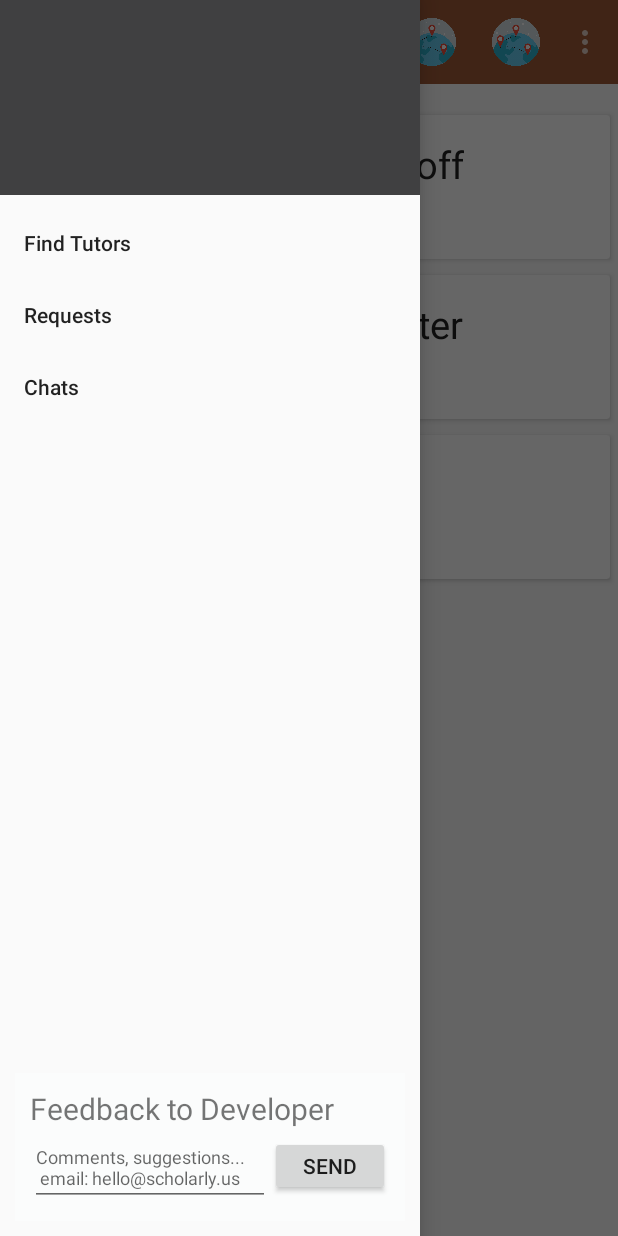
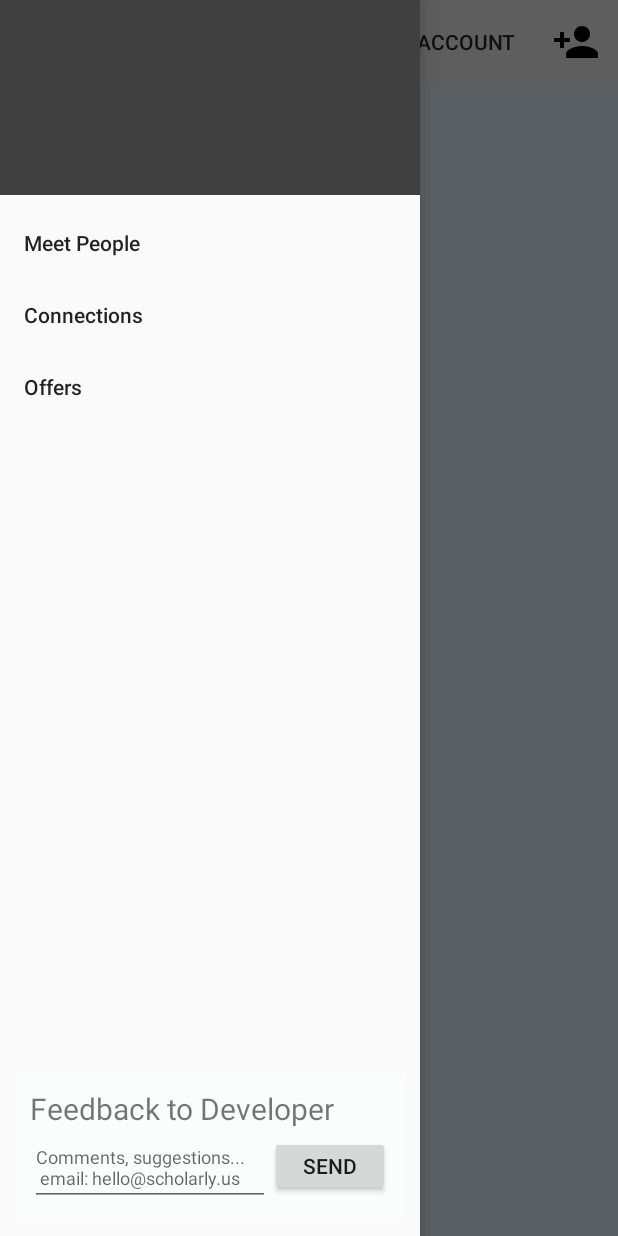
Before and after one commit to thesultanster/Bachata, an Android app: the PeopleNearby screen opened directly, with no data from a screen before it, with the side drawer open, on a phone screen of 412 x 824 dp. Run offline under Robolectric (Android 15) with nearby library versions, the light colour scheme and no system bars; our stand-ins replace CircleImageView, Firebase (no records; nobody signed in at launch, a user with empty details on screens opened directly); libraries missing offline, so code that uses them is left out: com.firebase.geofire; 2 statements that could not run were skipped.

Commit message:
Implemented ability to  - query all users nearby  - know if a user enters nearby radius  - know if a user is no longer in the neraby radius  - know if a user moved within the search radius  - Recognize if all users nearby have been loaded  - Recognize any errors with querying nearby users
All user keys nearby are shown in the recyclerview

Slight UI color changes

```diff
--- a/app/src/main/AndroidManifest.xml
+++ b/app/src/main/AndroidManifest.xml
@@ -11,7 +11,7 @@
         android:label="@string/app_name"
         android:supportsRtl="true"
         android:theme="@style/AppTheme">
-        <activity android:name=".util.location.FindLocation">
+        <activity android:name=".util.FindLocation">
             <intent-filter>
                 <action android:name="android.intent.action.MAIN" />
 
--- a/app/src/main/java/com/meetup/uhoo/people_nearby/PeopleNearby.java
+++ b/app/src/main/java/com/meetup/uhoo/people_nearby/PeopleNearby.java
@@ -9,6 +9,15 @@ import android.view.Menu;
 import android.view.MenuItem;
 
 
+import com.firebase.geofire.GeoFire;
+import com.firebase.geofire.GeoLocation;
+import com.firebase.geofire.GeoQuery;
+import com.firebase.geofire.GeoQueryEventListener;
+import com.firebase.geofire.LocationCallback;
+import com.google.firebase.auth.FirebaseAuth;
+import com.google.firebase.database.DatabaseError;
+import com.google.firebase.database.DatabaseReference;
+import com.google.firebase.database.FirebaseDatabase;
 import com.meetup.uhoo.R;
 import com.meetup.uhoo.util.NavigationDrawerFramework;
 
@@ -31,34 +40,67 @@ public class PeopleNearby extends NavigationDrawerFramework {
         super.onCreate(savedInstanceState);
         setContentView(R.layout.activity_people_nearby);
 
-        //getToolbar().setTitle("Teams");
+        // Set Toolbar title
+        getToolbar().setTitle("Meet People");
 
         // Set Up Variables
         InflateVariables();
 
+        DatabaseReference ref = FirebaseDatabase.getInstance().getReference("locations");
+        final GeoFire geoFire = new GeoFire(ref);
+
+        geoFire.getLocation(FirebaseAuth.getInstance().getCurrentUser().getUid(), new LocationCallback() {
+            @Override
+            public void onLocationResult(String key, GeoLocation location) {
+                if (location != null) {
+                    System.out.println(String.format("The location for key %s is [%f,%f]", key, location.latitude, location.longitude));
+
+                    // Given Manual Location, query for changes in all object in a 0.6k radius
+                    GeoQuery geoQuery = geoFire.queryAtLocation(location, 0.6);
+                    geoQuery.addGeoQueryEventListener(new GeoQueryEventListener() {
+                        @Override
+                        public void onKeyEntered(String key, GeoLocation location) {
+                            System.out.println(String.format("Key %s entered the search area at [%f,%f]", key, location.latitude, location.longitude));
+                            adapter.addRow(new PeopleNearbyRecyclerInfo(key, key));
                         }
 
                         @Override
-    public boolean onCreateOptionsMenu(Menu menu) {
-        // Inflate the menu; this adds items to the action bar if it is present.
-        getMenuInflater().inflate(R.menu.anonymous_user_toolbar, menu);
-        return true;
+                        public void onKeyExited(String key) {
+                            System.out.println(String.format("Key %s is no longer in the search area", key));
                         }
 
                         @Override
-    public boolean onOptionsItemSelected(MenuItem item) {
-        // Handle action bar item clicks here. The action bar will
-        // automatically handle clicks on the Home/Up button, so long
-        // as you specify a parent activity in AndroidManifest.xml.
-        int id = item.getItemId();
-
-        //noinspection SimplifiableIfStatement
-        if (id == R.id.action_settings) {
-            return true;
+                        public void onKeyMoved(String key, GeoLocation location) {
+                            System.out.println(String.format("Key %s moved within the search area to [%f,%f]", key, location.latitude, location.longitude));
                         }
 
-        return super.onOptionsItemSelected(item);
+                        @Override
+                        public void onGeoQueryReady() {
+                            System.out.println("All initial data has been loaded and events have been fired!");
                         }
+
+                        @Override
+                        public void onGeoQueryError(DatabaseError error) {
+                            System.err.println("There was an error with this query: " + error);
+                        }
+                    });
+
+                } else {
+                    System.out.println(String.format("There is no location for key %s in GeoFire", key));
+                }
+            }
+
+            @Override
+            public void onCancelled(DatabaseError databaseError) {
+                System.err.println("There was an error getting the GeoFire location: " + databaseError);
+            }
+        });
+
+
+
+    }
+
+
 
 
     void InflateVariables() {
@@ -66,14 +108,6 @@ public class PeopleNearby extends NavigationDrawerFramework {
         adapter = new PeopleNearbyRecyclerAdapter(PeopleNearby.this, new ArrayList<PeopleNearbyRecyclerInfo>());
         recyclerView.setLayoutManager(new LinearLayoutManager(this));
         recyclerView.setAdapter(adapter);
-
-
-
-
-        adapter.addRow(new PeopleNearbyRecyclerInfo("David Hasselhoff","Product Manager"));
-        adapter.addRow(new PeopleNearbyRecyclerInfo("Mark DeReyouter","Developer"));
-        adapter.addRow(new PeopleNearbyRecyclerInfo("David Bowie","Product Manager"));
-
     }
 
 
--- a/app/src/main/java/com/meetup/uhoo/util/location/FindLocation.java
+++ b/app/src/main/java/com/meetup/uhoo/util/FindLocation.java
@@ -1,4 +1,4 @@
-package com.meetup.uhoo.util.location;
+package com.meetup.uhoo.util;
 
 import android.Manifest;
 import android.app.Activity;
@@ -27,6 +27,8 @@ import com.google.firebase.database.DatabaseReference;
 import com.google.firebase.database.FirebaseDatabase;
 import com.meetup.uhoo.R;
 import com.meetup.uhoo.people_nearby.PeopleNearby;
+import com.meetup.uhoo.util.location.FallbackLocationTracker;
+import com.meetup.uhoo.util.location.LocationTracker;
 
 public class FindLocation extends Activity {
 
--- a/app/src/main/java/com/meetup/uhoo/util/NavigationDrawerFramework.java
+++ b/app/src/main/java/com/meetup/uhoo/util/NavigationDrawerFramework.java
@@ -10,6 +10,7 @@ import android.support.v4.widget.DrawerLayout;
 import android.support.v7.app.ActionBarDrawerToggle;
 import android.support.v7.app.AppCompatActivity;
 import android.support.v7.widget.Toolbar;
+import android.view.Menu;
 import android.view.MenuItem;
 import android.widget.FrameLayout;
 
@@ -59,7 +60,14 @@ public class NavigationDrawerFramework extends AppCompatActivity implements Navi
         // navigate(mNavItemId);
     }
 
-
+    // Toolbar Code           /===========================================================================
+    //====================================================================================================
+    @Override
+    public boolean onCreateOptionsMenu(Menu menu) {
+        // Inflate the menu; this adds items to the action bar if it is present.
+        getMenuInflater().inflate(R.menu.anonymous_user_toolbar, menu);
+        return true;
+    }
 
     // Navigation Drawer Code /===========================================================================
     //====================================================================================================
@@ -112,6 +120,9 @@ public class NavigationDrawerFramework extends AppCompatActivity implements Navi
     }
 
 
+
+
+
     // Navigation Logic Goes Here
     private void navigate(final int itemId) {
 
--- a/app/src/main/java/com/meetup/uhoo/util/location/FallbackLocationTracker.java
+++ b/app/src/main/java/com/meetup/uhoo/util/location/FallbackLocationTracker.java
@@ -3,8 +3,6 @@ package com.meetup.uhoo.util.location;
 import android.content.Context;
 import android.location.Location;
 import android.location.LocationManager;
-
-import com.meetup.uhoo.ProviderLocationTracker;
 
 /**
  * Created by sultankhan on 1/11/16.
--- a/app/src/main/java/com/meetup/uhoo/ProviderLocationTracker.java
+++ b/app/src/main/java/com/meetup/uhoo/util/location/ProviderLocationTracker.java
@@ -1,4 +1,4 @@
-package com.meetup.uhoo;
+package com.meetup.uhoo.util.location;
 
 import android.content.Context;
 import android.location.Location;
--- a/app/src/main/res/layout/activity_people_nearby.xml
+++ b/app/src/main/res/layout/activity_people_nearby.xml
@@ -1,9 +1,10 @@
 <LinearLayout xmlns:android="http://schemas.android.com/apk/res/android"
     android:layout_width="match_parent"
     android:layout_height="match_parent"
-    android:layout_marginLeft="15dp"
-    android:layout_marginTop="15dp"
-    android:orientation="vertical">
+    android:paddingLeft="15dp"
+    android:paddingTop="15dp"
+    android:orientation="vertical"
+    android:background="#E4F1FE">
 
 
     <TextView
@@ -22,7 +23,7 @@
             android:id="@+id/recyclerView"
             android:layout_width="match_parent"
             android:layout_height="match_parent"
-            android:paddingBottom="@dimen/abc_action_bar_default_height_material" />
+             />
 
     </android.support.v4.widget.SwipeRefreshLayout>
 
--- a/app/src/main/res/menu/anonymous_user_toolbar.xml
+++ b/app/src/main/res/menu/anonymous_user_toolbar.xml
@@ -3,22 +3,19 @@
     xmlns:android="http://schemas.android.com/apk/res/android"
     xmlns:app="http://schemas.android.com/apk/res-auto"
     >
+
     <item
-        android:id="@+id/action_settings"
-        android:orderInCategory="100"
-        android:title="Setrings"
-        app:showAsAction="never" />
-    <item
-        android:id="@+id/action_search"
+        android:id="@+id/create_account_icon"
+        android:title="create_account_icon"
         android:orderInCategory="200"
-        android:title="Search"
-        android:icon="@drawable/world"
+        android:icon="@drawable/ic_person_add_black_24dp"
         app:showAsAction="ifRoom"
         ></item>
+
     <item
-        android:id="@+id/action_user"
-        android:orderInCategory="300"
-        android:title="User"
-        android:icon="@drawable/world"
-        app:showAsAction="ifRoom"></item>
+        android:id="@+id/create_account_text"
+        android:orderInCategory="100"
+        android:title="Create Account"
+        app:showAsAction="ifRoom"
+        ></item>
 </menu>
--- a/app/src/main/res/menu/menu_drawer.xml
+++ b/app/src/main/res/menu/menu_drawer.xml
@@ -3,17 +3,17 @@
     <group android:checkableBehavior="single">
 
         <item
-            android:id="@+id/get_tutored"
-            android:title="Find Tutors"/>
+            android:id="@+id/meet_people"
+            android:title="Meet People"/>
 
         <item
-            android:id="@+id/requests"
-            android:title="Requests" />
+            android:id="@+id/connections"
+            android:title="Connections" />
 
 
         <item
-            android:id="@+id/chat"
-            android:title="Chats" />
+            android:id="@+id/offers"
+            android:title="Offers" />
 
     </group>
 </menu>
--- a/app/src/main/res/values/colors.xml
+++ b/app/src/main/res/values/colors.xml
@@ -4,9 +4,9 @@
 
     <color name="white">#FFFFFF</color>
     <color name="coal">#424242</color>
-    <color name="primaryColor">#A05B36</color>
-    <color name="primaryColorDark">#603813</color>
-    <color name="primaryColorLight">#D8A856</color>
+    <color name="primaryColor">#ECECEC</color>
+    <color name="primaryColorDark">#DADFE1</color>
+    <color name="primaryColorLight">#EEEEEE</color>
     <color name="colorAccent">#8CC63E</color>
     <color name="primaryText">#212121</color>
     <color name="secondaryText">#727272</color>
--- a/app/src/main/res/values/styles.xml
+++ b/app/src/main/res/values/styles.xml
@@ -4,9 +4,7 @@
     <!-- Base application theme. -->
     <style name="AppTheme" parent="Theme.AppCompat.Light.NoActionBar">
         <!-- Customize your theme here. -->
-        <item name="colorPrimary">@color/primaryColor</item>
-        <item name="colorPrimaryDark">@color/primaryColorDark</item>
-        <item name="colorAccent">@color/colorAccent</item>
+
     </style>
 
     <style name="AppTheme.Dark" parent="Theme.AppCompat">
@@ -14,6 +12,7 @@
         <item name="colorPrimary">@color/primaryColor</item>
         <item name="colorPrimaryDark">@color/primaryColorDark</item>
         <item name="colorAccent">@color/colorAccent</item>
+        <item name="android:textColorPrimary">@color/darkText</item>
     </style>
 
     <style name="LoginFormContainer">
```
Also changed, not shown: app/src/main/res/drawable/ic_person_add_black_24dp.png (added). Lines whose indentation alone changed are shown as unchanged.
